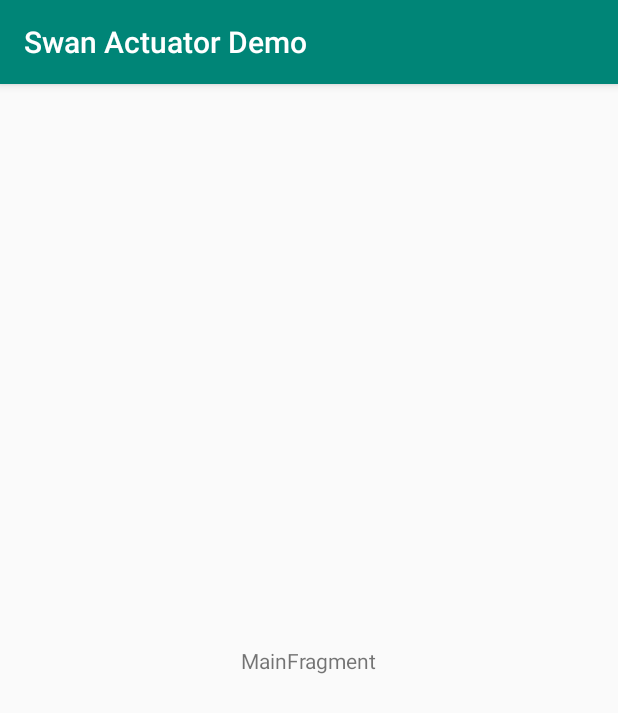
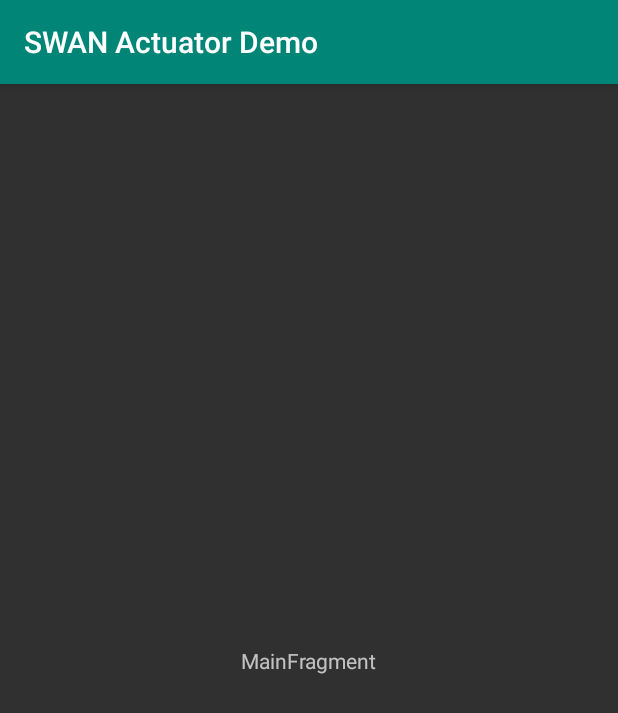
Before and after one commit to swandroid/swan-actuator-app, an Android app: the screen it shows after launch (MainActivity), on a phone screen of 412 x 824 dp. Shown: the top 713 px of the screen. Run offline under Robolectric (Android 15) with nearby library versions, the phone set to English and light mode, and no system bars; our stand-ins replace navigation-ui.

Commit message:
add navigation graph

```diff
--- a/app/src/main/java/in/dragonbra/swanactuatordemo/MainActivity.kt
+++ b/app/src/main/java/in/dragonbra/swanactuatordemo/MainActivity.kt
@@ -1,19 +1,17 @@
 package `in`.dragonbra.swanactuatordemo
 
+import android.os.Bundle
 import android.support.v7.app.AppCompatActivity
-import android.os.Bundle
-import `in`.dragonbra.swanactuatordemo.ui.main.MainFragment
+import androidx.navigation.findNavController
+import androidx.navigation.ui.setupActionBarWithNavController
 
 class MainActivity : AppCompatActivity() {
 
     override fun onCreate(savedInstanceState: Bundle?) {
         super.onCreate(savedInstanceState)
         setContentView(R.layout.main_activity)
-        if (savedInstanceState == null) {
-            supportFragmentManager.beginTransaction()
-                    .replace(R.id.container, MainFragment.newInstance())
-                    .commitNow()
-        }
+        setupActionBarWithNavController(findNavController(R.id.container))
     }
 
+    override fun onSupportNavigateUp() = findNavController(R.id.container).navigateUp()
 }
--- a/app/src/main/res/layout/main_activity.xml
+++ b/app/src/main/res/layout/main_activity.xml
@@ -1,7 +1,17 @@
 <?xml version="1.0" encoding="utf-8"?>
-<FrameLayout xmlns:android="http://schemas.android.com/apk/res/android"
+<android.support.constraint.ConstraintLayout xmlns:android="http://schemas.android.com/apk/res/android"
+    xmlns:app="http://schemas.android.com/apk/res-auto"
     xmlns:tools="http://schemas.android.com/tools"
-    android:id="@+id/container"
     android:layout_width="match_parent"
     android:layout_height="match_parent"
-    tools:context=".MainActivity" />
+    tools:context=".MainActivity">
+
+    <fragment
+        android:id="@+id/container"
+        android:name="androidx.navigation.fragment.NavHostFragment"
+        android:layout_width="match_parent"
+        android:layout_height="match_parent"
+        app:defaultNavHost="true"
+        app:navGraph="@navigation/nav_graph" />
+
+</android.support.constraint.ConstraintLayout>
--- /dev/null
+++ b/app/src/main/res/navigation/nav_graph.xml
@@ -0,0 +1,12 @@
+<?xml version="1.0" encoding="utf-8"?>
+<navigation xmlns:app="http://schemas.android.com/apk/res-auto"
+    xmlns:android="http://schemas.android.com/apk/res/android"
+    xmlns:tools="http://schemas.android.com/tools"
+    app:startDestination="@id/mainFragment">
+
+    <fragment
+        android:id="@+id/mainFragment"
+        android:name="in.dragonbra.swanactuatordemo.ui.main.MainFragment"
+        android:label="SWAN Actuator Demo"
+        tools:layout="@layout/main_fragment" />
+</navigation>
--- a/app/src/main/res/values/styles.xml
+++ b/app/src/main/res/values/styles.xml
@@ -1,7 +1,7 @@
 <resources>
 
     <!-- Base application theme. -->
-    <style name="AppTheme" parent="Theme.AppCompat.Light.DarkActionBar">
+    <style name="AppTheme" parent="Theme.AppCompat">
         <!-- Customize your theme here. -->
         <item name="colorPrimary">@color/colorPrimary</item>
         <item name="colorPrimaryDark">@color/colorPrimaryDark</item>
```
